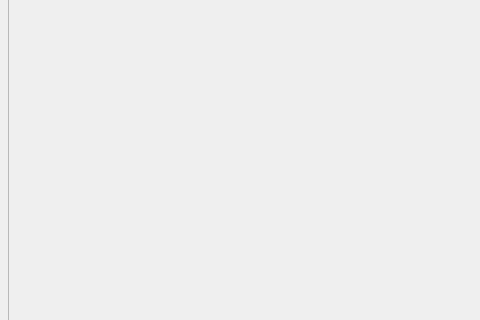
Old version of the form ui/mainwindow.ui in the repository UhrwerkKlockwerx/Dragonbooru; both pictures show x 0 to 480 and y 198 to 518 of the 900 by 680 pixel window.
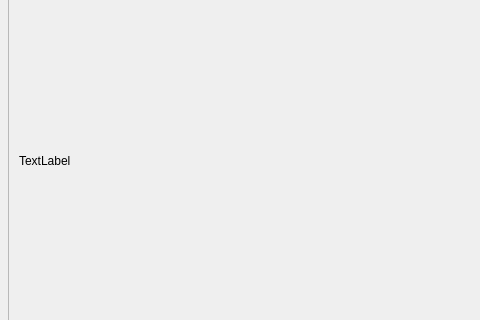
New version of the form. The open tabs and pages were chosen to show the change. Icons and pictures are not drawn.

Commit message: Implement testing of printing picture paths in GUI

The edit to the form file:
```diff
--- a/ui/mainwindow.ui
+++ b/ui/mainwindow.ui
@@ -433,6 +433,19 @@
              <height>611</height>
             </rect>
            </property>
+           <widget class="QLabel" name="imgScanTestLabel">
+            <property name="geometry">
+             <rect>
+              <x>10</x>
+              <y>10</y>
+              <width>861</width>
+              <height>581</height>
+             </rect>
+            </property>
+            <property name="text">
+             <string>TextLabel</string>
+            </property>
+           </widget>
           </widget>
          </widget>
         </item>
```
Left out of the diff: 107 changed lines with no effect on the pictures. The commit also changes 2 other files.
